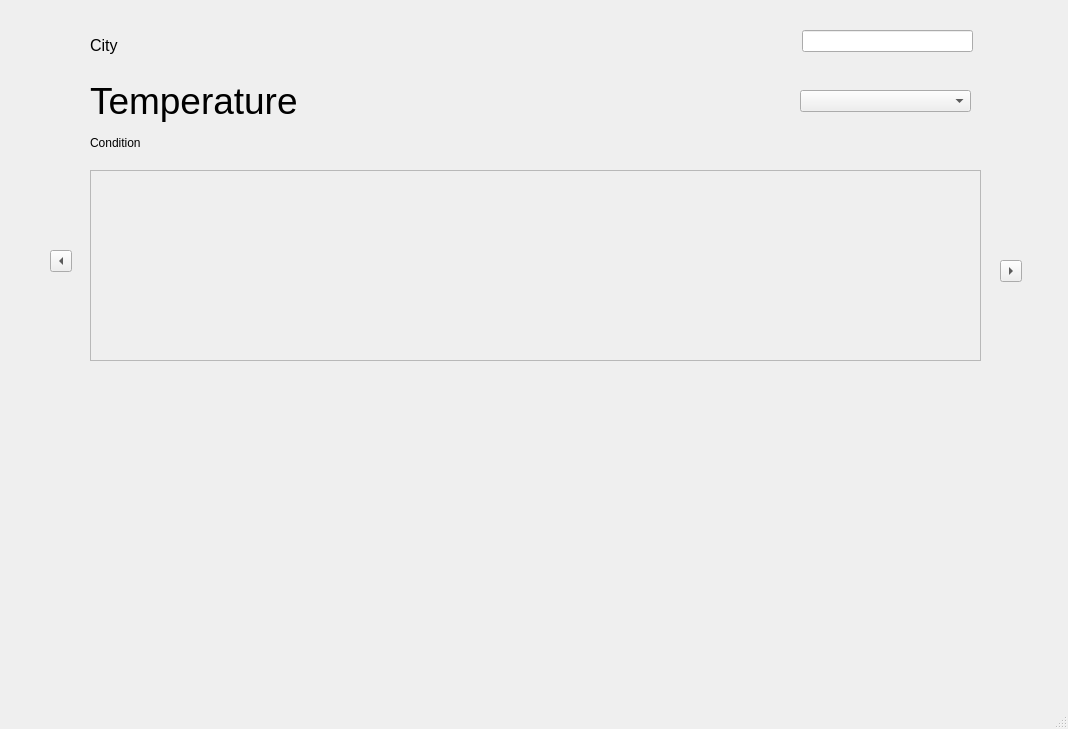
Old version of the form mainwindow.ui in the repository AdiH16/Aplikacija-Za-Vremensku-Prognozu-OOP.
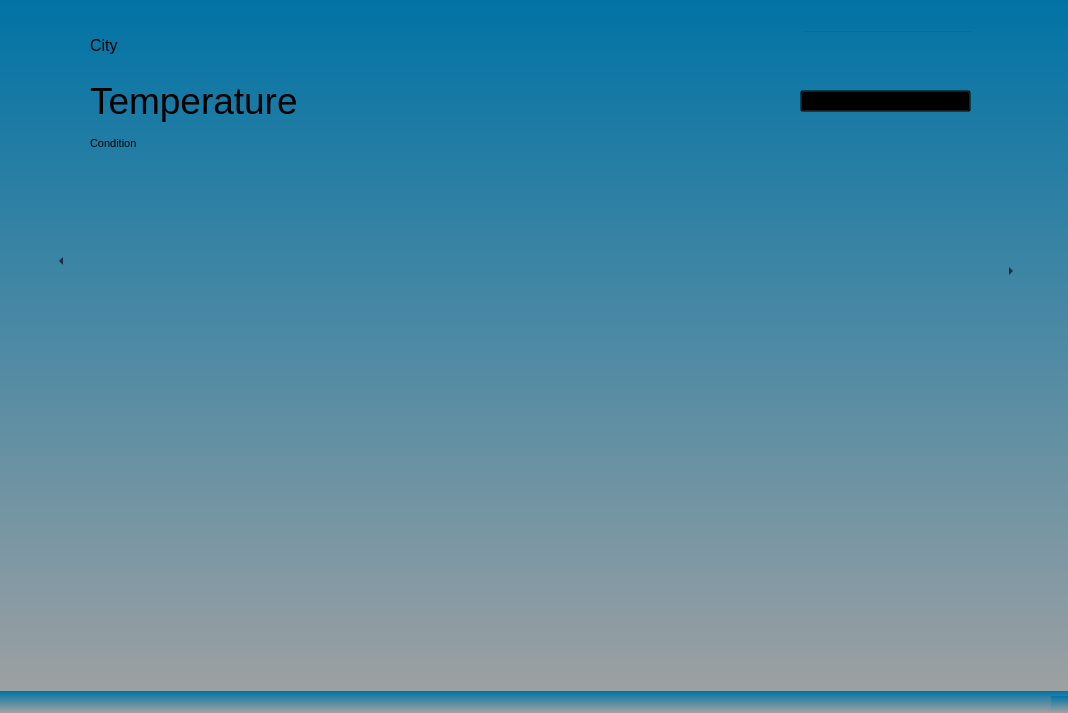
New version of the form.

Commit message: mala promjena UI

The edit to the form file:
```diff
--- a/mainwindow.ui
+++ b/mainwindow.ui
@@ -7,13 +7,20 @@
     <x>0</x>
     <y>0</y>
     <width>1068</width>
-    <height>729</height>
+    <height>713</height>
    </rect>
   </property>
   <property name="windowTitle">
    <string>MainWindow</string>
   </property>
+  <property name="styleSheet">
+   <string notr="true">background-color: qlineargradient(spread:pad, x1:0, y1:0, x2:0, y2:1, stop:0 rgba(0, 115, 165, 255), stop:1 rgba(162, 162, 162, 255))</string>
+  </property>
   <widget class="QWidget" name="centralwidget">
+   <property name="styleSheet">
+    <string notr="true">background-color: transparent
+</string>
+   </property>
    <widget class="QLabel" name="temperature">
     <property name="geometry">
      <rect>
@@ -41,6 +48,11 @@
       <height>16</height>
      </rect>
     </property>
+    <property name="font">
+     <font>
+      <pointsize>8</pointsize>
+     </font>
+    </property>
     <property name="text">
      <string>Condition</string>
     </property>
@@ -187,6 +199,9 @@
          <pointsize>12</pointsize>
         </font>
        </property>
+       <property name="styleSheet">
+        <string notr="true"/>
+       </property>
        <property name="text">
         <string>City </string>
        </property>
```
The commit also changes 5 other files.
